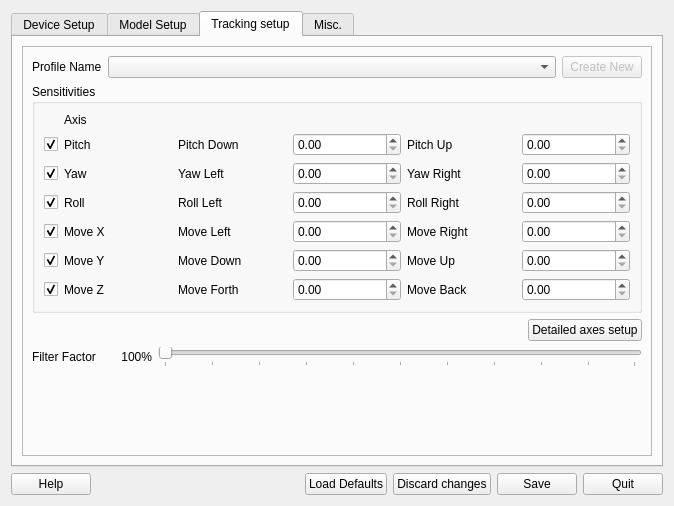
mavak/linux-track, file src/qt_gui/ltr.ui: the form before one commit.
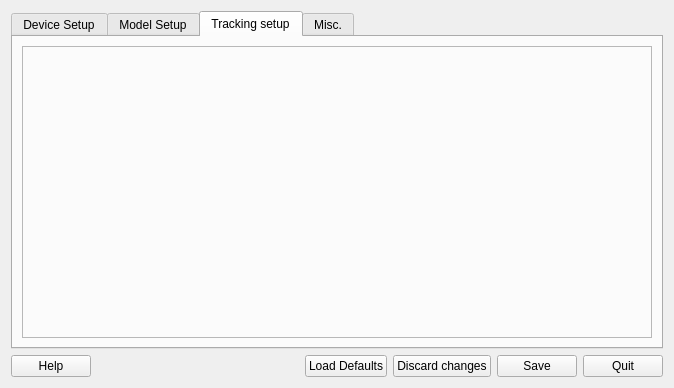
The form after the commit. The open tabs and pages were chosen to show the change. Icons and pictures are not drawn.

```diff
--- a/src/qt_gui/ltr.ui
+++ b/src/qt_gui/ltr.ui
@@ -7,7 +7,7 @@
     <x>0</x>
     <y>0</y>
     <width>674</width>
-    <height>506</height>
+    <height>388</height>
    </rect>
   </property>
   <property name="sizePolicy">
@@ -149,438 +149,7 @@
          </property>
          <layout class="QVBoxLayout" name="verticalLayout">
           <item>
-           <layout class="QHBoxLayout" name="horizontalLayout_12">
-            <item>
-             <widget class="QLabel" name="label_12">
-              <property name="sizePolicy">
-               <sizepolicy hsizetype="Maximum" vsizetype="Fixed">
-                <horstretch>0</horstretch>
-                <verstretch>0</verstretch>
-               </sizepolicy>
-              </property>
-              <property name="text">
-               <string>Profile Name</string>
-              </property>
-             </widget>
-            </item>
-            <item>
-             <widget class="QComboBox" name="Profiles">
-              <property name="enabled">
-               <bool>true</bool>
-              </property>
-              <property name="sizePolicy">
-               <sizepolicy hsizetype="Minimum" vsizetype="Fixed">
-                <horstretch>0</horstretch>
-                <verstretch>0</verstretch>
-               </sizepolicy>
-              </property>
-              <property name="editable">
-               <bool>false</bool>
-              </property>
-             </widget>
-            </item>
-            <item>
-             <widget class="QPushButton" name="CreateNewProfile">
-              <property name="enabled">
-               <bool>false</bool>
-              </property>
-              <property name="sizePolicy">
-               <sizepolicy hsizetype="Maximum" vsizetype="Fixed">
-                <horstretch>0</horstretch>
-                <verstretch>0</verstretch>
-               </sizepolicy>
-              </property>
-              <property name="text">
-               <string>Create New</string>
-              </property>
-             </widget>
-            </item>
-           </layout>
-          </item>
-          <item>
-           <widget class="QGroupBox" name="groupBox">
-            <property name="title">
-             <string>Sensitivities</string>
-            </property>
-            <layout class="QHBoxLayout" name="horizontalLayout_19">
-             <item>
-              <layout class="QGridLayout" name="gridLayout_4">
-               <item row="1" column="2">
-                <widget class="QLabel" name="label_46">
-                 <property name="text">
-                  <string>Pitch Down</string>
-                 </property>
-                </widget>
-               </item>
-               <item row="1" column="3">
-                <widget class="QDoubleSpinBox" name="PitchUpSpin">
-                 <property name="maximum">
-                  <double>10000.000000000000000</double>
-                 </property>
-                </widget>
-               </item>
-               <item row="1" column="4">
-                <widget class="QLabel" name="label_50">
-                 <property name="text">
-                  <string>Pitch Up</string>
-                 </property>
-                </widget>
-               </item>
-               <item row="1" column="5">
-                <widget class="QDoubleSpinBox" name="PitchDownSpin">
-                 <property name="maximum">
-                  <double>10000.000000000000000</double>
-                 </property>
-                </widget>
-               </item>
-               <item row="2" column="2">
-                <widget class="QLabel" name="label_51">
-                 <property name="text">
-                  <string>Yaw Left</string>
-                 </property>
-                </widget>
-               </item>
-               <item row="2" column="3">
-                <widget class="QDoubleSpinBox" name="YawLeftSpin">
-                 <property name="maximum">
-                  <double>10000.000000000000000</double>
-                 </property>
-                </widget>
-               </item>
-               <item row="2" column="4">
-                <widget class="QLabel" name="label_52">
-                 <property name="text">
-                  <string>Yaw Right</string>
-                 </property>
-                </widget>
-               </item>
-               <item row="2" column="5">
-                <widget class="QDoubleSpinBox" name="YawRightSpin">
-                 <property name="maximum">
-                  <double>10000.000000000000000</double>
-                 </property>
-                </widget>
-               </item>
-               <item row="3" column="2">
-                <widget class="QLabel" name="label_53">
-                 <property name="text">
-                  <string>Roll Left</string>
-                 </property>
-                </widget>
-               </item>
-               <item row="3" column="3">
-                <widget class="QDoubleSpinBox" name="TiltLeftSpin">
-                 <property name="maximum">
-                  <double>10000.000000000000000</double>
-                 </property>
-                </widget>
-               </item>
-               <item row="3" column="4">
-                <widget class="QLabel" name="label_54">
-                 <property name="text">
-                  <string>Roll Right</string>
-                 </property>
-                </widget>
-               </item>
-               <item row="3" column="5">
-                <widget class="QDoubleSpinBox" name="TiltRightSpin">
-                 <property name="maximum">
-                  <double>10000.000000000000000</double>
-                 </property>
-                </widget>
-               </item>
-               <item row="4" column="2">
-                <widget class="QLabel" name="label_55">
-                 <property name="text">
-                  <string>Move Left</string>
-                 </property>
-                </widget>
-               </item>
-               <item row="4" column="3">
-                <widget class="QDoubleSpinBox" name="MoveLeftSpin">
-                 <property name="maximum">
-                  <double>10000.000000000000000</double>
-                 </property>
-                </widget>
-               </item>
-               <item row="4" column="4">
-                <widget class="QLabel" name="label_56">
-                 <property name="text">
-                  <string>Move Right</string>
-                 </property>
-                </widget>
-               </item>
-               <item row="4" column="5">
-                <widget class="QDoubleSpinBox" name="MoveRightSpin">
-                 <property name="maximum">
-                  <double>10000.000000000000000</double>
-                 </property>
-                </widget>
-               </item>
-               <item row="5" column="2">
-                <widget class="QLabel" name="label_57">
-                 <property name="text">
-                  <string>Move Down</string>
-                 </property>
-                </widget>
-               </item>
-               <item row="5" column="3">
-                <widget class="QDoubleSpinBox" name="MoveUpSpin">
-                 <property name="maximum">
-                  <double>10000.000000000000000</double>
-                 </property>
-                </widget>
-               </item>
-               <item row="5" column="4">
-                <widget class="QLabel" name="label_58">
-                 <property name="text">
-                  <string>Move Up</string>
-                 </property>
-                </widget>
-               </item>
-               <item row="5" column="5">
-                <widget class="QDoubleSpinBox" name="MoveDownSpin">
-                 <property name="maximum">
-                  <double>10000.000000000000000</double>
-                 </property>
-                </widget>
-               </item>
-               <item row="6" column="2">
-                <widget class="QLabel" name="label_59">
-                 <property name="text">
-                  <string>Move Forth</string>
-                 </property>
-                </widget>
-               </item>
-               <item row="6" column="3">
-                <widget class="QDoubleSpinBox" name="MoveBackSpin">
-                 <property name="maximum">
-                  <double>10000.000000000000000</double>
-                 </property>
-                </widget>
-               </item>
-               <item row="6" column="4">
-                <widget class="QLabel" name="label_60">
-                 <property name="text">
-                  <string>Move Back</string>
-                 </property>
-                </widget>
-               </item>
-               <item row="6" column="5">
-                <widget class="QDoubleSpinBox" name="MoveForthSpin">
-                 <property name="maximum">
-                  <double>10000.000000000000000</double>
-                 </property>
-                </widget>
-               </item>
-               <item row="1" column="0">
-                <widget class="QCheckBox" name="PitchEnable">
-                 <property name="sizePolicy">
-                  <sizepolicy hsizetype="Maximum" vsizetype="Fixed">
-                   <horstretch>0</horstretch>
-                   <verstretch>0</verstretch>
-                  </sizepolicy>
-                 </property>
-                 <property name="text">
-                  <string/>
-                 </property>
-                 <property name="checked">
-                  <bool>true</bool>
-                 </property>
-                </widget>
-               </item>
-               <item row="2" column="0">
-                <widget class="QCheckBox" name="YawEnable">
-                 <property name="text">
-                  <string/>
-                 </property>
-                 <property name="checked">
-                  <bool>true</bool>
-                 </property>
-                </widget>
-               </item>
-               <item row="3" column="0">
-                <widget class="QCheckBox" name="RollEnable">
-                 <property name="text">
-                  <string/>
-                 </property>
-                 <property name="checked">
-                  <bool>true</bool>
-                 </property>
-                </widget>
-               </item>
-               <item row="4" column="0">
-                <widget class="QCheckBox" name="XEnable">
-                 <property name="text">
-                  <string/>
-                 </property>
-                 <property name="checked">
-                  <bool>true</bool>
-                 </property>
-                </widget>
-               </item>
-               <item row="5" column="0">
-                <widget class="QCheckBox" name="YEnable">
-                 <property name="text">
-                  <string/>
-                 </property>
-                 <property name="checked">
-                  <bool>true</bool>
-                 </property>
-                </widget>
-               </item>
-               <item row="6" column="0">
-                <widget class="QCheckBox" name="ZEnable">
-                 <property name="text">
-                  <string/>
-                 </property>
-                 <property name="checked">
-                  <bool>true</bool>
-                 </property>
-                </widget>
-               </item>
-               <item row="1" column="1">
-                <widget class="QLabel" name="label_62">
-                 <property name="text">
-                  <string>Pitch</string>
-                 </property>
-                </widget>
-               </item>
-               <item row="2" column="1">
-                <widget class="QLabel" name="label_68">
-                 <property name="text">
-                  <string>Yaw</string>
-                 </property>
-                </widget>
-               </item>
-               <item row="3" column="1">
-                <widget class="QLabel" name="label_69">
-                 <property name="text">
-                  <string>Roll</string>
-                 </property>
-                </widget>
-               </item>
-               <item row="4" column="1">
-                <widget class="QLabel" name="label_70">
-                 <property name="text">
-                  <string>Move X</string>
-                 </property>
-                </widget>
-               </item>
-               <item row="5" column="1">
-                <widget class="QLabel" name="label_71">
-                 <property name="text">
-                  <string>Move Y</string>
-                 </property>
-                </widget>
-               </item>
-               <item row="6" column="1">
-                <widget class="QLabel" name="label_72">
-                 <property name="text">
-                  <string>Move Z</string>
-                 </property>
-                </widget>
-               </item>
-               <item row="0" column="1">
-                <widget class="QLabel" name="label_73">
-                 <property name="text">
-                  <string>Axis</string>
-                 </property>
-                </widget>
-               </item>
-              </layout>
-             </item>
-            </layout>
-           </widget>
-          </item>
-          <item>
-           <layout class="QHBoxLayout" name="horizontalLayout_8">
-            <item>
-             <spacer name="horizontalSpacer_3">
-              <property name="orientation">
-               <enum>Qt::Horizontal</enum>
-              </property>
-              <property name="sizeHint" stdset="0">
-               <size>
-                <width>40</width>
-                <height>20</height>
-               </size>
-              </property>
-             </spacer>
-            </item>
-            <item>
-             <widget class="QPushButton" name="EditSCButton">
-              <property name="text">
-               <string>Detailed axes setup</string>
-              </property>
-             </widget>
-            </item>
-           </layout>
-          </item>
-          <item>
-           <layout class="QHBoxLayout" name="horizontalLayout_21">
-            <item>
-             <widget class="QLabel" name="CommonFFLabel">
-              <property name="text">
-               <string>Filter Factor</string>
-              </property>
-             </widget>
-            </item>
-            <item>
-             <widget class="QLabel" name="CommonFFVal">
-              <property name="sizePolicy">
-               <sizepolicy hsizetype="Fixed" vsizetype="Preferred">
-                <horstretch>0</horstretch>
-                <verstretch>0</verstretch>
-               </sizepolicy>
-              </property>
-              <property name="minimumSize">
-               <size>
-                <width>50</width>
-                <height>0</height>
-               </size>
-              </property>
-              <property name="text">
-               <string>100%</string>
-              </property>
-              <property name="alignment">
-               <set>Qt::AlignRight|Qt::AlignTrailing|Qt::AlignVCenter</set>
-              </property>
-             </widget>
-            </item>
-            <item>
-             <widget class="QSlider" name="CommonFF">
-              <property name="minimum">
-               <number>1</number>
-              </property>
-              <property name="maximum">
-               <number>1000</number>
-              </property>
-              <property name="orientation">
-               <enum>Qt::Horizontal</enum>
-              </property>
-              <property name="tickPosition">
-               <enum>QSlider::TicksBelow</enum>
-              </property>
-              <property name="tickInterval">
-               <number>100</number>
-              </property>
-             </widget>
-            </item>
-           </layout>
-          </item>
-          <item>
-           <spacer name="verticalSpacer">
-            <property name="orientation">
-             <enum>Qt::Vertical</enum>
-            </property>
-            <property name="sizeHint" stdset="0">
-             <size>
-              <width>0</width>
-              <height>0</height>
-             </size>
-            </property>
-           </spacer>
+           <layout class="QVBoxLayout" name="ProfileSetupSite"/>
           </item>
          </layout>
         </widget>
```
Left out of the diff: 75 changed lines with no effect on the pictures.
